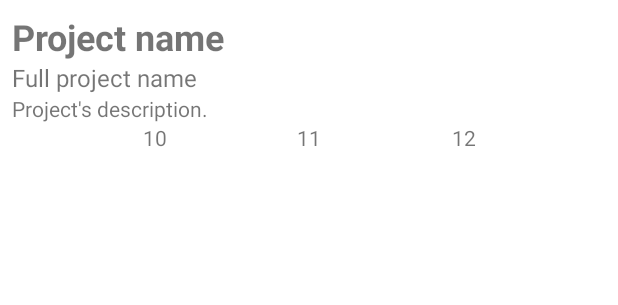
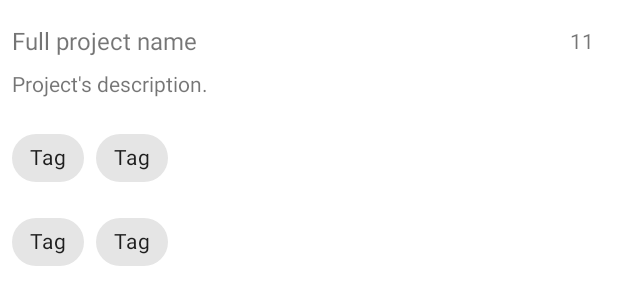
Before and after one commit to dexpota/gitfav, an Android app: the layout item_github_repository.xml on its own in the app's theme, with its tools: preview values and no code run, on a phone screen of 412 x 824 dp. Shown: the top 305 px of the screen. Run offline under Robolectric (Android 15) with nearby library versions, the phone set to English and light mode, and no system bars.

Commit message:
Added chips for repo's topics.

```diff
--- a/app/src/main/java/me/destro/android/gitfav/features/listing/adapters/StarredRepositoriesAdapter.java
+++ b/app/src/main/java/me/destro/android/gitfav/features/listing/adapters/StarredRepositoriesAdapter.java
@@ -3,10 +3,15 @@ package me.destro.android.gitfav.features.listing.adapters;
 import androidx.paging.PagedListAdapter;
 import androidx.annotation.NonNull;
 import androidx.recyclerview.widget.RecyclerView;
+
+import android.util.Log;
 import android.view.LayoutInflater;
 import android.view.View;
 import android.view.ViewGroup;
 import android.widget.TextView;
+
+import com.google.android.material.chip.Chip;
+import com.google.android.material.chip.ChipGroup;
 
 import butterknife.BindView;
 import butterknife.ButterKnife;
@@ -35,18 +40,16 @@ public class StarredRepositoriesAdapter extends PagedListAdapter<StarredReposito
     }
 
     class StarredRepositoryHolder extends RecyclerView.ViewHolder {
-        @BindView(R.id.project_name)
-        TextView projectName;
+
         @BindView(R.id.full_project_name)
         TextView fullProjectName;
         @BindView(R.id.description)
         TextView description;
-        @BindView(R.id.forks_count)
-        TextView forksCount;
         @BindView(R.id.stargazers_count)
         TextView stargazersCount;
-        @BindView(R.id.watchers_count)
-        TextView watchersCount;
+
+        @BindView(R.id.topics)
+        ChipGroup topicsChipGroup;
 
         public StarredRepositoryHolder(@NonNull View itemView) {
             super(itemView);
@@ -54,13 +57,35 @@ public class StarredRepositoriesAdapter extends PagedListAdapter<StarredReposito
         }
 
         void bind(@NonNull StarredRepository starredRepository) {
-            projectName.setText(starredRepository.name);
             fullProjectName.setText(starredRepository.fullName);
             description.setText(starredRepository.description);
+            stargazersCount.setText(String.valueOf(starredRepository.stargazersCount));
 
-            forksCount.setText(String.valueOf(starredRepository.forksCount));
-            stargazersCount.setText(String.valueOf(starredRepository.stargazersCount));
-            watchersCount.setText(String.valueOf(starredRepository.watchersCount));
+            if (starredRepository.topics.length != 0) {
+                buildTopicsChips(starredRepository.topics);
+                topicsChipGroup.setVisibility(View.VISIBLE);
+            } else {
+                topicsChipGroup.setVisibility(View.GONE);
+            }
+        }
+
+        private void buildTopicsChips(String[] topics) {
+            // Create new child as needed.
+            int childCountBefore = topicsChipGroup.getChildCount();
+            for (int i = 0; i < topics.length - childCountBefore; i++) {
+                topicsChipGroup.addView(new Chip(topicsChipGroup.getContext()));
+            }
+
+
+            for (int i = 0; i < topics.length; i++) {
+                String topic = topics[i];
+                ((Chip)topicsChipGroup.getChildAt(i)).setText(topic);
+            }
+
+            // Hide those not-used chips.
+            for (int i = topics.length; i < topicsChipGroup.getChildCount(); i++) {
+                topicsChipGroup.getChildAt(i).setVisibility(View.GONE);
+            }
         }
     }
 }
--- a/app/src/main/res/layout/item_github_repository.xml
+++ b/app/src/main/res/layout/item_github_repository.xml
@@ -1,74 +1,107 @@
 <?xml version="1.0" encoding="utf-8"?>
-<androidx.constraintlayout.widget.ConstraintLayout
-    xmlns:android="http://schemas.android.com/apk/res/android"
+<androidx.constraintlayout.widget.ConstraintLayout xmlns:android="http://schemas.android.com/apk/res/android"
+    xmlns:app="http://schemas.android.com/apk/res-auto"
+    xmlns:tools="http://schemas.android.com/tools"
     android:layout_width="match_parent"
     android:layout_height="wrap_content"
-    android:padding="@dimen/item_github_padding"
-    xmlns:tools="http://schemas.android.com/tools"
-    xmlns:app="http://schemas.android.com/apk/res-auto">
+    android:padding="@dimen/item_github_padding">
 
-    <TextView
-        android:id="@+id/project_name"
-        android:textStyle="bold"
-        android:textSize="@dimen/item_github_primary_size"
-        android:layout_width="0dp"
-        android:layout_height="wrap_content"
-        app:layout_constraintLeft_toLeftOf="parent"
-        app:layout_constraintRight_toRightOf="parent"
-        app:layout_constraintTop_toTopOf="parent"
-        app:layout_constraintBottom_toTopOf="@id/full_project_name"
-        tools:text="Project name"/>
 
     <TextView
         android:id="@+id/full_project_name"
-        android:textSize="@dimen/item_github_secondary_size"
         android:layout_width="0dp"
         android:layout_height="wrap_content"
-        app:layout_constraintTop_toBottomOf="@id/project_name"
+        android:layout_marginTop="8dp"
+        android:textSize="@dimen/item_github_secondary_size"
         app:layout_constraintBottom_toTopOf="@+id/description"
-        app:layout_constraintLeft_toLeftOf="parent"
-        app:layout_constraintRight_toRightOf="parent"
-        tools:text="Full project name"/>
+        app:layout_constraintEnd_toStartOf="@+id/stargazers_count"
+        app:layout_constraintHorizontal_bias="0.5"
+        app:layout_constraintStart_toStartOf="parent"
+        app:layout_constraintTop_toTopOf="parent"
+        tools:text="Full project name" />
 
 
     <TextView
         android:id="@+id/description"
         android:layout_width="match_parent"
         android:layout_height="wrap_content"
-        app:layout_constraintTop_toBottomOf="@+id/full_project_name"
-        app:layout_constraintBottom_toTopOf="@+id/forks_count"
+        android:layout_marginTop="8dp"
         app:layout_constraintLeft_toLeftOf="parent"
         app:layout_constraintRight_toRightOf="parent"
-        tools:text="Project's description."/>
-
-    <TextView
-        android:id="@+id/forks_count"
-        android:layout_width="wrap_content"
-        android:layout_height="wrap_content"
-        app:layout_constraintTop_toBottomOf="@+id/description"
-        app:layout_constraintBottom_toBottomOf="parent"
-        app:layout_constraintLeft_toLeftOf="parent"
-        app:layout_constraintRight_toLeftOf="@id/stargazers_count"
-        tools:text="10"/>
+        app:layout_constraintTop_toBottomOf="@+id/full_project_name"
+        tools:text="Project's description." />
 
     <TextView
         android:id="@+id/stargazers_count"
         android:layout_width="wrap_content"
         android:layout_height="wrap_content"
-        app:layout_constraintTop_toBottomOf="@+id/description"
-        app:layout_constraintBottom_toBottomOf="parent"
-        app:layout_constraintLeft_toRightOf="@id/forks_count"
-        app:layout_constraintRight_toLeftOf="@id/watchers_count"
-        tools:text="11"/>
+        android:layout_marginStart="8dp"
+        android:layout_marginEnd="8dp"
+        app:layout_constraintBottom_toBottomOf="@+id/full_project_name"
+        app:layout_constraintEnd_toEndOf="parent"
+        app:layout_constraintHorizontal_bias="0.5"
+        app:layout_constraintStart_toEndOf="@+id/full_project_name"
+        app:layout_constraintTop_toTopOf="@+id/full_project_name"
+        tools:text="11" />
 
-    <TextView
-        android:id="@+id/watchers_count"
-        android:layout_width="wrap_content"
+
+    <HorizontalScrollView
+        android:id="@+id/topicsScrollView"
+        android:layout_width="match_parent"
         android:layout_height="wrap_content"
-        app:layout_constraintTop_toBottomOf="@+id/description"
-        app:layout_constraintBottom_toBottomOf="parent"
-        app:layout_constraintLeft_toRightOf="@id/stargazers_count"
-        app:layout_constraintRight_toRightOf="parent"
-        tools:text="12"/>
+        app:layout_constraintStart_toStartOf="parent"
+        app:layout_constraintTop_toBottomOf="@+id/description">
+
+        <com.google.android.material.chip.ChipGroup
+            android:id="@+id/topics"
+            android:layout_width="match_parent"
+            android:layout_height="wrap_content"
+            android:layout_marginTop="8dp"
+            app:singleLine="true">
+
+
+        </com.google.android.material.chip.ChipGroup>
+    </HorizontalScrollView>
+
+
+    <com.google.android.material.chip.ChipGroup
+        android:id="@+id/languages"
+        android:layout_width="match_parent"
+        android:layout_height="wrap_content"
+        android:layout_marginTop="8dp"
+        app:layout_constraintStart_toStartOf="parent"
+        app:layout_constraintTop_toBottomOf="@+id/topicsScrollView">
+
+        <com.google.android.material.chip.Chip
+            android:layout_width="wrap_content"
+            android:layout_height="wrap_content"
+            tools:text="Tag" />
+
+        <com.google.android.material.chip.Chip
+            android:layout_width="wrap_content"
+            android:layout_height="wrap_content"
+            tools:text="Tag" />
+    </com.google.android.material.chip.ChipGroup>
+
+
+    <com.google.android.material.chip.ChipGroup
+        android:id="@+id/categories"
+        android:layout_width="match_parent"
+        android:layout_height="wrap_content"
+        android:layout_marginTop="8dp"
+        app:layout_constraintStart_toStartOf="parent"
+        app:layout_constraintTop_toBottomOf="@+id/languages">
+
+        <com.google.android.material.chip.Chip
+            android:layout_width="wrap_content"
+            android:layout_height="wrap_content"
+            tools:text="Tag" />
+
+        <com.google.android.material.chip.Chip
+            android:layout_width="wrap_content"
+            android:layout_height="wrap_content"
+            tools:text="Tag" />
+    </com.google.android.material.chip.ChipGroup>
+
 
 </androidx.constraintlayout.widget.ConstraintLayout>
```
